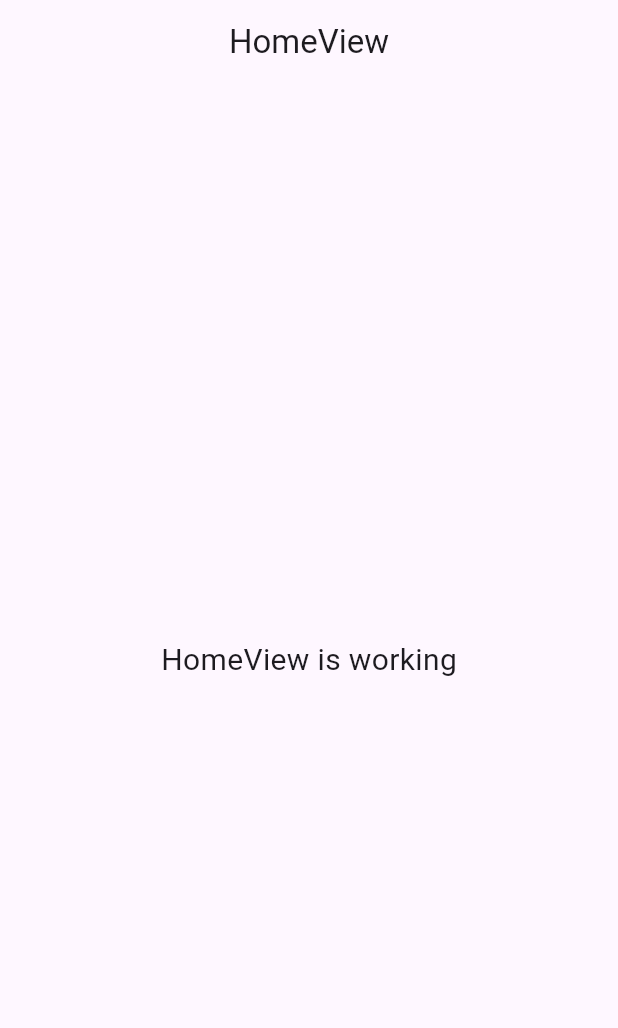
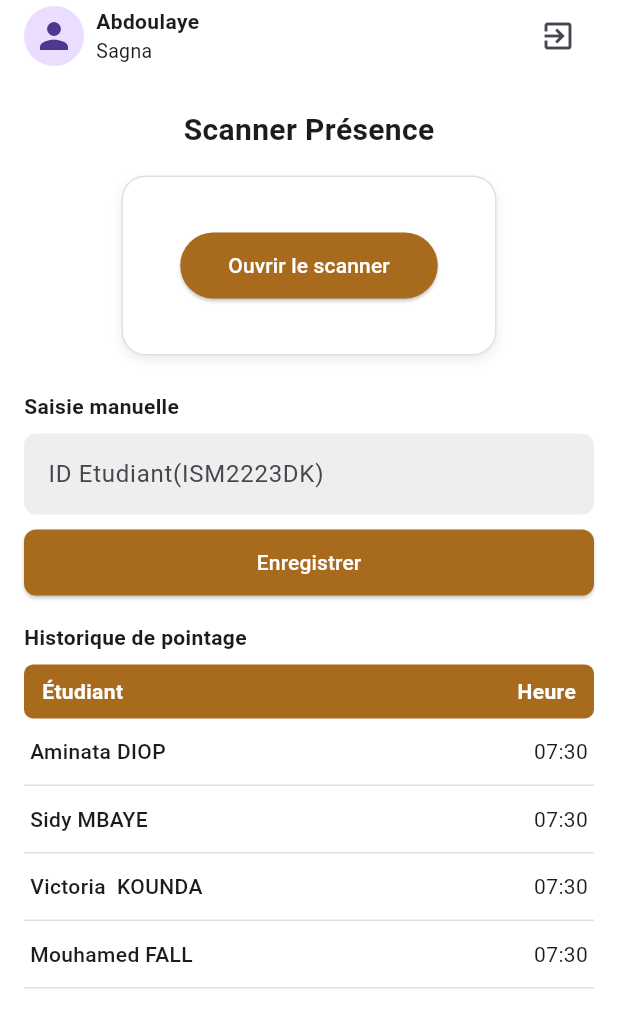
Before and after one commit to Bouba6/Ges-Absences-flutter, a Flutter app: the screen it shows after launch, on a phone screen of 412 x 824 dp. Shown: the top 1028 px of the screen. Run offline on Flutter 3.47's test engine with Material 3 defaults, Android fonts, the phone set to English and light mode, and no system bars; our stand-ins replace get.

Commit message:
réaliser écran de pointage vigil, mettre à jour les routes

```diff
--- /dev/null
+++ b/lib/app/modules/home/views/presence_scanner_view.dart
@@ -0,0 +1,182 @@
+import 'package:flutter/material.dart';
+
+class PresenceScannerView extends StatelessWidget {
+  const PresenceScannerView({super.key});
+
+  @override
+  Widget build(BuildContext context) {
+    return Scaffold(
+      backgroundColor: Colors.white,
+      body: SafeArea(
+        child: Padding(
+          padding: const EdgeInsets.symmetric(horizontal: 16.0),
+          child: Column(
+            crossAxisAlignment: CrossAxisAlignment.start,
+            children: [
+              Row(
+                mainAxisAlignment: MainAxisAlignment.spaceBetween,
+                children: [
+                  Row(
+                    children: [
+                      const CircleAvatar(
+                        radius: 20,
+                        child: Icon(Icons.person, size: 28),
+                      ),
+                      const SizedBox(width: 8),
+                      Column(
+                        crossAxisAlignment: CrossAxisAlignment.start,
+                        children: const [
+                          Text('Abdoulaye', style: TextStyle(fontWeight: FontWeight.bold)),
+                          Text('Sagna', style: TextStyle(fontSize: 13)),
+                        ],
+                      ),
+                    ],
+                  ),
+                  IconButton(
+                    icon: const Icon(Icons.exit_to_app),
+                    onPressed: () {},
+                  ),
+                ],
+              ),
+              const SizedBox(height: 24),
+              const Center(
+                child: Text(
+                  'Scanner Présence',
+                  style: TextStyle(fontWeight: FontWeight.bold, fontSize: 20),
+                ),
+              ),
+              const SizedBox(height: 16),
+              Center(
+                child: Container(
+                  width: 250,
+                  height: 120,
+                  decoration: BoxDecoration(
+                    color: Colors.white,
+                    borderRadius: BorderRadius.circular(16),
+                    border: Border.all(color: Colors.grey.shade300),
+                    boxShadow: [
+                      BoxShadow(
+                        color: Colors.grey.withOpacity(0.2),
+                        blurRadius: 5,
+                        offset: Offset(0, 3),
+                      ),
+                    ],
+                  ),
+                  child: Center(
+                    child: ElevatedButton(
+                      style: ElevatedButton.styleFrom(
+                        backgroundColor: const Color(0xFFA86A1D),
+                        shape: RoundedRectangleBorder(
+                          borderRadius: BorderRadius.circular(24),
+                        ),
+                        padding: const EdgeInsets.symmetric(horizontal: 32, vertical: 12),
+                      ),
+                      onPressed: () {},
+                      child: const Text('Ouvrir le scanner', style: TextStyle(color: Colors.white)),
+                    ),
+                  ),
+                ),
+              ),
+              const SizedBox(height: 24),
+              const Text(
+                'Saisie manuelle',
+                style: TextStyle(fontWeight: FontWeight.bold),
+              ),
+              const SizedBox(height: 8),
+              TextField(
+                decoration: InputDecoration(
+                  hintText: 'ID Etudiant(ISM2223DK)',
+                  border: OutlineInputBorder(
+                    borderRadius: BorderRadius.circular(8),
+                    borderSide: BorderSide.none,
+                  ),
+                  filled: true,
+                  fillColor: Colors.grey.shade200,
+                  contentPadding: const EdgeInsets.symmetric(horizontal: 12, vertical: 15),
+                ),
+              ),
+              const SizedBox(height: 8),
+              SizedBox(
+                width: double.infinity,
+                child: ElevatedButton(
+                  style: ElevatedButton.styleFrom(
+                    backgroundColor: const Color(0xFFA86A1D),
+                    shape: RoundedRectangleBorder(
+                      borderRadius: BorderRadius.circular(8),
+                    ),
+                    padding: const EdgeInsets.symmetric(vertical: 12),
+                  ),
+                  onPressed: () {},
+                  child: const Text('Enregistrer', style: TextStyle(color: Colors.white)),
+                ),
+              ),
+              const SizedBox(height: 16),
+              const Text(
+                'Historique de pointage',
+                style: TextStyle(fontWeight: FontWeight.bold),
+              ),
+              const SizedBox(height: 8),
+              Container(
+                decoration: BoxDecoration(
+                  color: const Color(0xFFA86A1D),
+                  borderRadius: BorderRadius.circular(6),
+                ),
+                child: Row(
+                  children: const [
+                    Expanded(
+                      child: Padding(
+                        padding: EdgeInsets.symmetric(vertical: 8.0, horizontal: 12),
+                        child: Text('Étudiant', style: TextStyle(color: Colors.white, fontWeight: FontWeight.bold)),
+                      ),
+                    ),
+                    Padding(
+                      padding: EdgeInsets.symmetric(horizontal: 12.0),
+                      child: Text('Heure', style: TextStyle(color: Colors.white, fontWeight: FontWeight.bold)),
+                    ),
+                  ],
+                ),
+              ),
+              Expanded(
+                child: ListView(
+                  padding: EdgeInsets.zero,
+                  children: const [
+                    _HistoriqueRow(nom: 'Aminata DIOP', heure: '07:30'),
+                    _HistoriqueRow(nom: 'Sidy MBAYE', heure: '07:30'),
+                    _HistoriqueRow(nom: 'Victoria  KOUNDA', heure: '07:30'),
+                    _HistoriqueRow(nom: 'Mouhamed FALL', heure: '07:30'),
+                  ],
+                ),
+              ),
+            ],
+          ),
+        ),
+      ),
+    );
+  }
+}
+
+class _HistoriqueRow extends StatelessWidget {
+  final String nom;
+  final String heure;
+  const _HistoriqueRow({required this.nom, required this.heure, super.key});
+
+  @override
+  Widget build(BuildContext context) {
+    return Container(
+      decoration: BoxDecoration(
+        border: Border(
+          bottom: BorderSide(color: Colors.grey.shade300, width: 1),
+        ),
+      ),
+      child: Padding(
+        padding: const EdgeInsets.symmetric(vertical: 12.0, horizontal: 4),
+        child: Row(
+          children: [
+            Expanded(child: Text(nom, style: const TextStyle(fontWeight: FontWeight.w500))),
+            Text(heure, style: const TextStyle(fontWeight: FontWeight.w400)),
+          ],
+        ),
+      ),
+    );
+  }
+}
--- a/lib/app/routes/app_pages.dart
+++ b/lib/app/routes/app_pages.dart
@@ -2,13 +2,14 @@ import 'package:get/get.dart';
 
 import '../modules/home/bindings/home_binding.dart';
 import '../modules/home/views/home_view.dart';
+import '../modules/home/views/presence_scanner_view.dart';
 
 part 'app_routes.dart';
 
 class AppPages {
   AppPages._();
 
-  static const INITIAL = Routes.HOME;
+  static const INITIAL = Routes.PRESENCE_SCANNER;
 
   static final routes = [
     GetPage(
@@ -16,5 +17,10 @@ class AppPages {
       page: () => const HomeView(),
       binding: HomeBinding(),
     ),
+    GetPage(
+      name: _Paths.PRESENCE_SCANNER,
+      page: () => const PresenceScannerView(),
+      binding: HomeBinding(), // Assuming it uses the same binding for now
+    ),
   ];
 }
--- a/lib/app/routes/app_routes.dart
+++ b/lib/app/routes/app_routes.dart
@@ -4,9 +4,11 @@ part of 'app_pages.dart';
 abstract class Routes {
   Routes._();
   static const HOME = _Paths.HOME;
+  static const PRESENCE_SCANNER = _Paths.PRESENCE_SCANNER;
 }
 
 abstract class _Paths {
   _Paths._();
   static const HOME = '/home';
+  static const PRESENCE_SCANNER = '/presence-scanner';
 }
--- a/lib/main.dart
+++ b/lib/main.dart
@@ -10,6 +10,10 @@ void main() {
       title: "Application",
       initialRoute: AppPages.INITIAL,
       getPages: AppPages.routes,
+      debugShowCheckedModeBanner: false,
+      theme: ThemeData(
+        scaffoldBackgroundColor: Colors.white,
+      ),
     ),
   );
 }
```
Also changed, not shown: lib/app/modules/home/views/assiduite_view.dart (added, +174 -0 lines), pubspec.lock.
